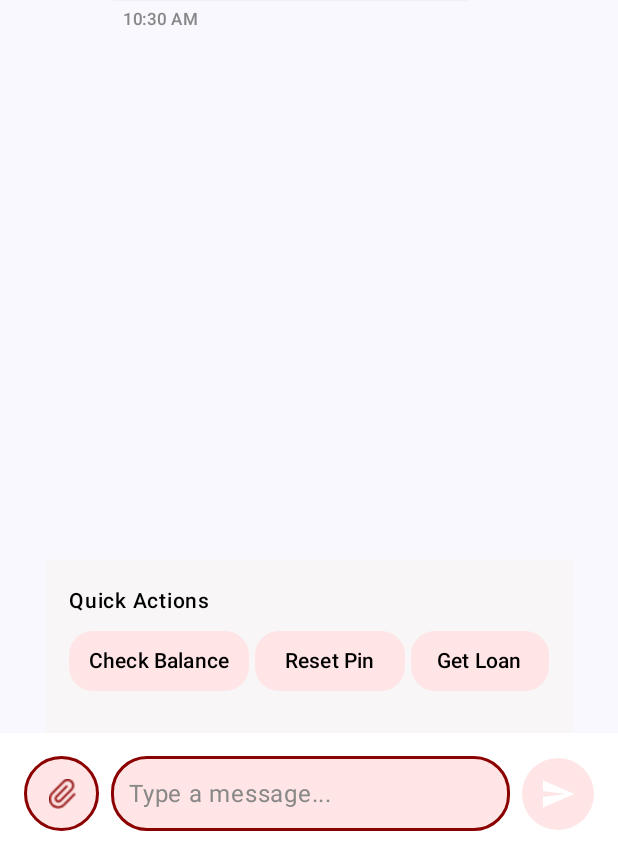
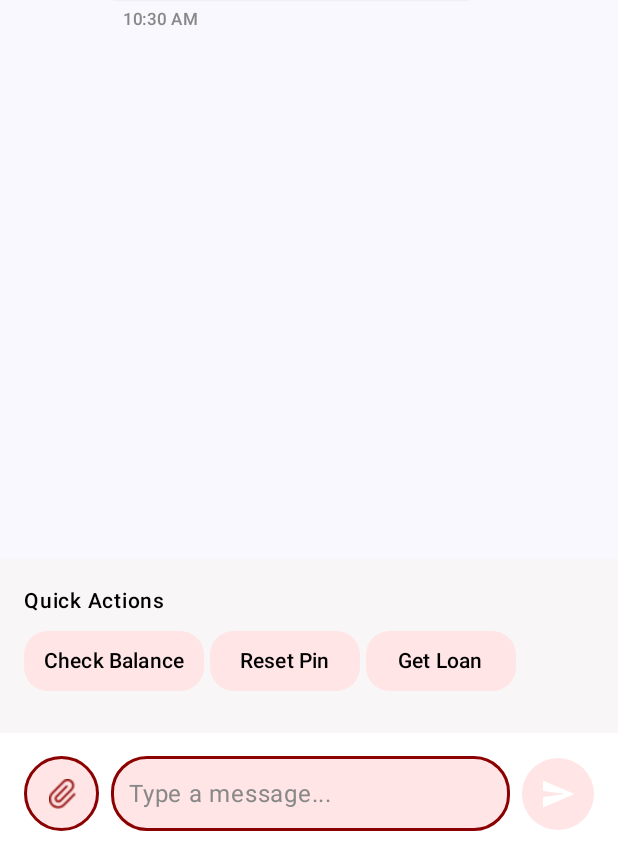
Before and after one commit to BITMobileDev/AICSO, an Android app built with Jetpack Compose: the ChatScreen screen opened through its navigation route, on a phone screen of 412 x 824 dp, the part 383-1236 px from its top. Run offline under Robolectric (Android 15) with nearby library versions, the phone set to English and light mode, and no system bars.

Commit message:
Updated the chat and video UI

```diff
--- a/app/src/main/java/com/aicso/ui/components/chatscreen/ChatQuickActionBox.kt
+++ b/app/src/main/java/com/aicso/ui/components/chatscreen/ChatQuickActionBox.kt
@@ -40,7 +40,7 @@ fun QuickActionBox(
 ) {
     Surface(
         modifier = modifier
-            .fillMaxWidth().padding(start = dp30, end = dp30),
+            .fillMaxWidth(),
         color = lightAction
     ) {
         Column(
--- a/app/src/main/java/com/aicso/ui/screens/videoscreen/VideoScreen.kt
+++ b/app/src/main/java/com/aicso/ui/screens/videoscreen/VideoScreen.kt
@@ -52,7 +52,7 @@ fun VideoScreen(navController: NavController, vm : VideoScreenViewModel = viewMo
 
     Scaffold(
         topBar = {
-            VideoScreenTopAppBar(onIconClick = {navController.popBackStack()},
+            VideoScreenTopAppBar(onIconClick = {if(isEndCall) vm.resetToDefault() else navController.popBackStack()},
                 callDuration = callDuration,
                 duration = showDuration,
                 endCall = isEndCall)
```
